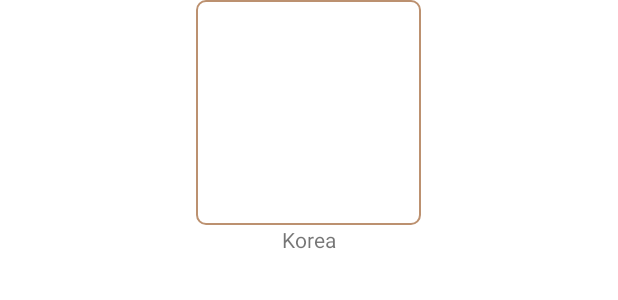
After one commit to choco-one/KNU_Hackathon, an Android app: the layout content_grid_item.xml on its own in the app's theme, with its tools: preview values and no code run, on a phone screen of 412 x 824 dp. The commit adds this screen. Shown: the top 300 px of the screen. Run offline under Robolectric (Android 15) with nearby library versions, the light colour scheme and no system bars.

Commit message:
Create MainPage

```diff
--- /dev/null
+++ b/client/app/src/main/res/layout/content_grid_item.xml
@@ -0,0 +1,26 @@
+<?xml version="1.0" encoding="utf-8"?>
+<LinearLayout xmlns:android="http://schemas.android.com/apk/res/android"
+    xmlns:tools="http://schemas.android.com/tools"
+    android:layout_width="match_parent"
+    android:layout_height="wrap_content"
+    android:gravity="center_vertical"
+    android:orientation="vertical">
+
+    <!-- Icon -->
+    <ImageView
+        android:id="@+id/iv_icon"
+        android:layout_width="150.00dp"
+        android:layout_height="150.00dp"
+        android:layout_gravity="center"
+        android:background="@drawable/edge1"
+        />
+
+    <!-- Name -->
+    <TextView
+        android:id="@+id/tv_name"
+        android:layout_width="wrap_content"
+        android:layout_height="wrap_content"
+        android:layout_gravity="center"
+        tools:text="Korea" />
+
+</LinearLayout>
```
Also changed, not shown: client/app/src/main/java/com/example/hackathon_client/GridArrayAdapter.java (added, +59 -0 lines), client/app/src/main/java/com/example/hackathon_client/GridItem.java (added, +20 -0 lines), client/app/src/main/java/com/example/hackathon_client/GridItemViewHolder.java (added, +16 -0 lines), client/app/src/main/java/com/example/hackathon_client/MainActivity.java (+45 -1 lines), client/app/src/main/res/layout/activity_main.xml (+13 -8 lines), client/app/src/main/res/drawable/plus_icon.png (added).
